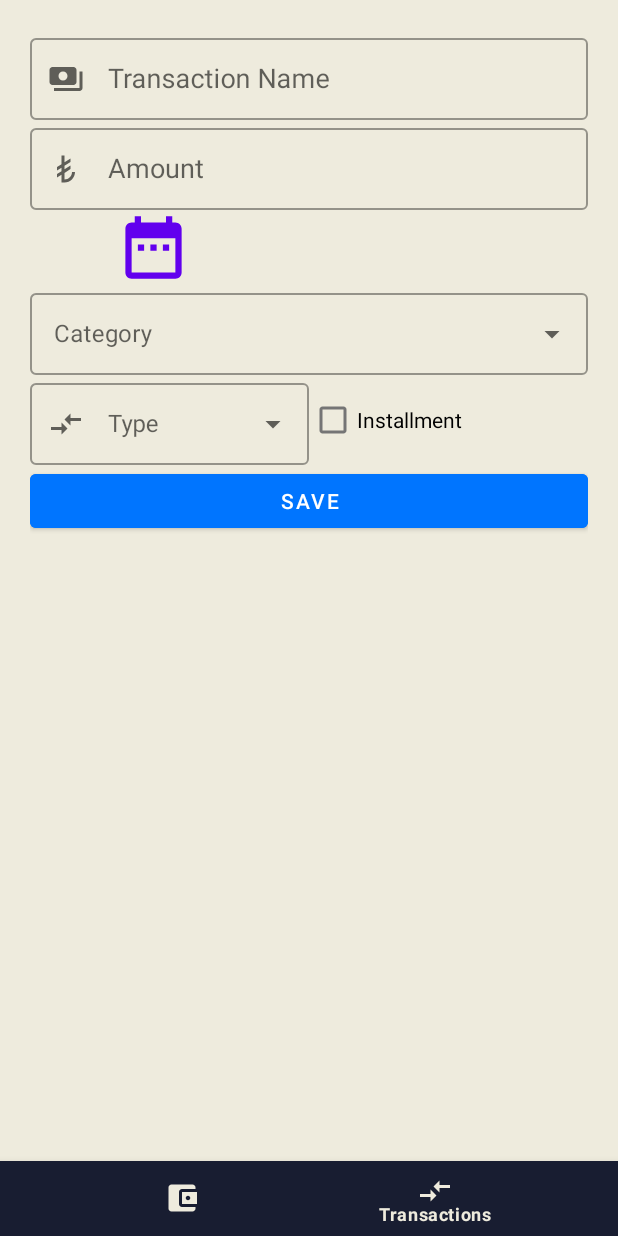
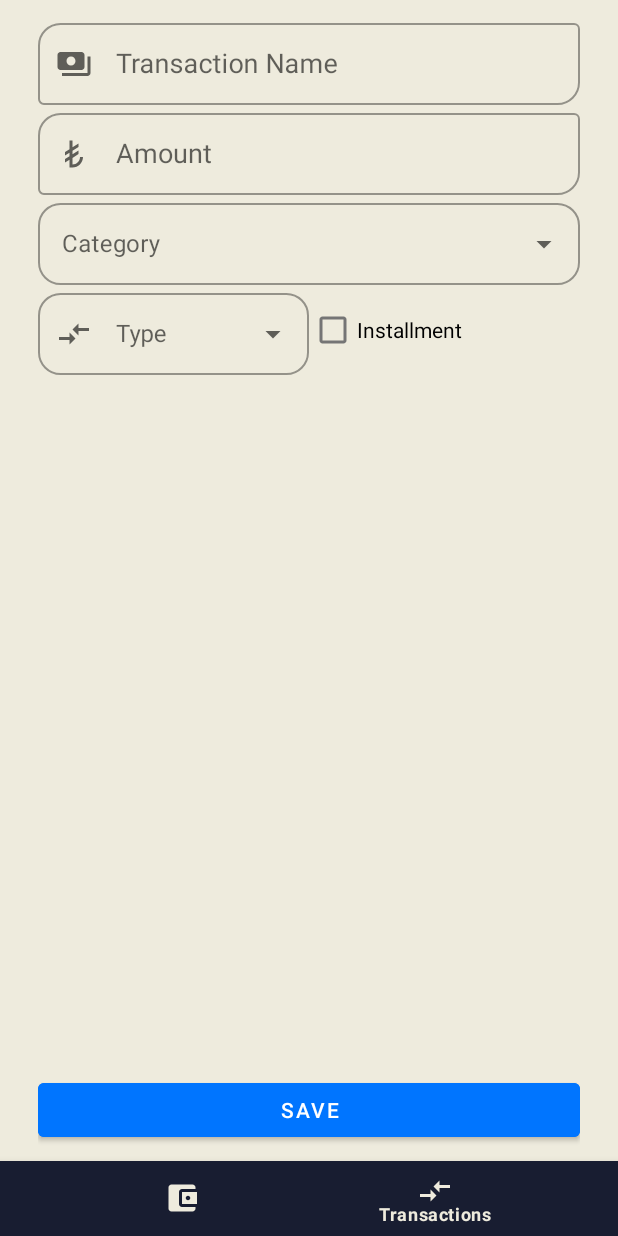
Before and after one commit to kizilcanali/StingyApp, an Android app: the AddTransactionFragment screen opened through its navigation route, on a phone screen of 412 x 824 dp. Run offline under Robolectric (Android 15) with nearby library versions, the phone set to English and light mode, and no system bars; our stand-ins replace Dagger/Hilt's generated code, data binding, navigation-ui; 1 statement that could not run was skipped.

Commit message:
UI Design cont.

```diff
--- a/app/src/main/java/com/alikizilcan/stingyapp/ui/transactions/InstallmentsAdapter.kt
+++ b/app/src/main/java/com/alikizilcan/stingyapp/ui/transactions/InstallmentsAdapter.kt
@@ -4,11 +4,9 @@ import android.graphics.Color
 import android.view.LayoutInflater
 import android.view.ViewGroup
 import androidx.recyclerview.widget.RecyclerView
-import com.alikizilcan.stingyapp.R
 import com.alikizilcan.stingyapp.databinding.ItemInstallmentsListBinding
 import com.alikizilcan.stingyapp.domain.model.Installments
 import com.alikizilcan.stingyapp.infra.Categories
-import com.alikizilcan.stingyapp.infra.Category
 import com.alikizilcan.stingyapp.infra.toBool
 import com.alikizilcan.stingyapp.infra.toInt
 
@@ -29,7 +27,7 @@ class InstallmentsAdapter :
 
             binding.baseModel = installments
             binding.isPaidCheck.isChecked = installments.isPaid!!.toBool()
-            binding.installmentLayout.setBackgroundColor( Color.parseColor(setInstallmentsBackground(categoryText)))
+            //binding.installmentLayout.setBackgroundColor( Color.parseColor(setInstallmentsBackground(categoryText)))
             binding.executePendingBindings()
             binding.isPaidCheck.setOnClickListener {
                 itemCheckBoxListener(binding.isPaidCheck.isChecked.toInt(), binding.monthlyPayment.text.toString().toDouble(), installments)
--- a/app/src/main/java/com/alikizilcan/stingyapp/ui/transactions/TransactionsViewModel.kt
+++ b/app/src/main/java/com/alikizilcan/stingyapp/ui/transactions/TransactionsViewModel.kt
@@ -86,6 +86,8 @@ class TransactionsViewModel @Inject constructor(private val transactionUseCase:
         viewModelScope.launch {
             _transactionsList.value?.remove(transaction)
             transactionUseCase.deleteTransaction(transaction)
+            val updateBudget = _budget - transaction.transactionAmount!!
+            transactionUseCase.updateBudget(updateBudget)
         }
     }
 
--- a/app/src/main/res/drawable/ic_date.xml
+++ b/app/src/main/res/drawable/ic_date.xml
@@ -3,7 +3,7 @@
     android:height="24dp"
     android:viewportWidth="24"
     android:viewportHeight="24"
-    android:tint="?attr/colorControlNormal">
+    android:tint="@color/red_dark">
   <path
       android:fillColor="@android:color/white"
       android:pathData="M9,11L7,11v2h2v-2zM13,11h-2v2h2v-2zM17,11h-2v2h2v-2zM19,4h-1L18,2h-2v2L8,4L8,2L6,2v2L5,4c-1.11,0 -1.99,0.9 -1.99,2L3,20c0,1.1 0.89,2 2,2h14c1.1,0 2,-0.9 2,-2L21,6c0,-1.1 -0.9,-2 -2,-2zM19,20L5,20L5,9h14v11z"/>
--- a/app/src/main/res/layout/fragment_add_transaction.xml
+++ b/app/src/main/res/layout/fragment_add_transaction.xml
@@ -4,7 +4,6 @@
     xmlns:tools="http://schemas.android.com/tools">
 
     <data>
-
         <variable
             name="viewModel"
             type="com.alikizilcan.stingyapp.ui.add.AddTransactionViewModel" />
@@ -13,7 +12,8 @@
     <androidx.constraintlayout.widget.ConstraintLayout
         android:layout_width="match_parent"
         android:layout_height="match_parent"
-        android:padding="20dp"
+        android:paddingHorizontal="25dp"
+        android:paddingVertical="10dp"
         tools:context=".ui.add.AddTransactionFragment"
         android:background="@color/transaction_bg"
         >
@@ -21,6 +21,8 @@
         <com.google.android.material.textfield.TextInputLayout
             android:id="@+id/transactionNameInput"
             style="@style/Widget.MaterialComponents.TextInputLayout.OutlinedBox"
+            app:boxCornerRadiusTopStart="15dp"
+            app:boxCornerRadiusBottomEnd="15dp"
             android:layout_width="0dp"
             android:layout_height="60dp"
             android:hint="@string/transaction_input"
@@ -28,7 +30,6 @@
             app:layout_constraintStart_toStartOf="parent"
             app:layout_constraintTop_toTopOf="parent"
             app:startIconDrawable="@drawable/ic_payment">
-
             <AutoCompleteTextView
                 android:layout_width="match_parent"
                 android:layout_height="match_parent"
@@ -40,6 +41,8 @@
         <com.google.android.material.textfield.TextInputLayout
             android:id="@+id/transactionAmountInput"
             style="@style/Widget.MaterialComponents.TextInputLayout.OutlinedBox"
+            app:boxCornerRadiusTopStart="15dp"
+            app:boxCornerRadiusBottomEnd="15dp"
             android:layout_width="0dp"
             android:layout_height="60dp"
             android:hint="@string/amount_input"
@@ -57,13 +60,13 @@
 
         <Button
             android:id="@+id/transactionDateInputButton"
-            android:layout_width="50dp"
-            android:layout_height="50dp"
-            android:background="@drawable/ic_date"
-            app:layout_constraintEnd_toStartOf="@id/showDateText"
-            app:layout_constraintStart_toStartOf="parent"
-            app:layout_constraintTop_toBottomOf="@id/transactionAmountInput" />
+            android:layout_width="0dp"
+            android:layout_height="wrap_content"
+            app:layout_constraintStart_toStartOf="@id/installmentMonthInput"
+            app:layout_constraintTop_toBottomOf="@id/installmentMonthInput"
+            app:layout_constraintEnd_toEndOf="@id/installmentMonthInput"
 
+            />
         <TextView
             android:id="@+id/showDateText"
             android:layout_width="150dp"
@@ -71,21 +74,23 @@
             android:gravity="center"
             android:text="@={viewModel.date}"
             android:textSize="18sp"
-            app:layout_constraintBottom_toBottomOf="@id/transactionDateInputButton"
-            app:layout_constraintEnd_toEndOf="parent"
-            app:layout_constraintStart_toEndOf="@id/transactionDateInputButton"
-            app:layout_constraintTop_toTopOf="@id/transactionDateInputButton" />
+            app:layout_constraintTop_toBottomOf="@id/transactionDateInputButton"
+            app:layout_constraintStart_toStartOf="parent" />
 
 
         <com.google.android.material.textfield.TextInputLayout
             android:id="@+id/transactionCategoryInput"
             style="@style/Widget.MaterialComponents.TextInputLayout.OutlinedBox.ExposedDropdownMenu"
+            app:boxCornerRadiusTopStart="15dp"
+            app:boxCornerRadiusBottomEnd="15dp"
+            app:boxCornerRadiusBottomStart="15dp"
+            app:boxCornerRadiusTopEnd="15dp"
             android:layout_width="match_parent"
             android:layout_height="60dp"
             android:hint="@string/category_input"
             app:layout_constraintEnd_toEndOf="parent"
             app:layout_constraintStart_toStartOf="parent"
-            app:layout_constraintTop_toBottomOf="@id/transactionDateInputButton">
+            app:layout_constraintTop_toBottomOf="@id/transactionAmountInput">
 
             <AutoCompleteTextView
                 android:id="@+id/categoryList"
@@ -93,13 +98,16 @@
                 android:layout_height="match_parent"
                 android:inputType="none"
                 android:text="@={viewModel.category}" />
-
         </com.google.android.material.textfield.TextInputLayout>
 
 
         <com.google.android.material.textfield.TextInputLayout
             android:id="@+id/transactionType"
             style="@style/Widget.MaterialComponents.TextInputLayout.OutlinedBox.ExposedDropdownMenu"
+            app:boxCornerRadiusTopStart="15dp"
+            app:boxCornerRadiusBottomEnd="15dp"
+            app:boxCornerRadiusBottomStart="15dp"
+            app:boxCornerRadiusTopEnd="15dp"
             android:layout_width="0dp"
             android:layout_height="60dp"
             android:hint="@string/transaction_type"
@@ -114,7 +122,6 @@
                 android:layout_height="match_parent"
                 android:inputType="none"
                 android:text="@={viewModel.type}" />
-
         </com.google.android.material.textfield.TextInputLayout>
 
         <CheckBox
@@ -131,6 +138,8 @@
         <com.google.android.material.textfield.TextInputLayout
             android:id="@+id/installmentMonthInput"
             style="@style/Widget.MaterialComponents.TextInputLayout.OutlinedBox"
+            app:boxCornerRadiusTopStart="15dp"
+            app:boxCornerRadiusBottomEnd="15dp"
             setVisibility="@{viewModel.isVisibleView}"
             android:layout_width="0dp"
             android:layout_height="60dp"
@@ -155,7 +164,9 @@
             android:text="@string/save_button_text"
             app:layout_constraintEnd_toEndOf="parent"
             app:layout_constraintStart_toStartOf="parent"
-            app:layout_constraintTop_toBottomOf="@id/installmentMonthInput" />
+            app:layout_constraintBottom_toBottomOf="parent"
+            style="@style/Widget.MaterialComponents.Button"
+             />
 
     </androidx.constraintlayout.widget.ConstraintLayout>
 </layout>
```
Also changed, not shown: app/src/main/java/com/alikizilcan/stingyapp/ui/home/HomeFragment.kt (+11 -1 lines), app/src/main/res/layout/item_installments_list.xml (+17 -19 lines), app/src/main/res/layout/item_transaction_list.xml (+9 -3 lines).
